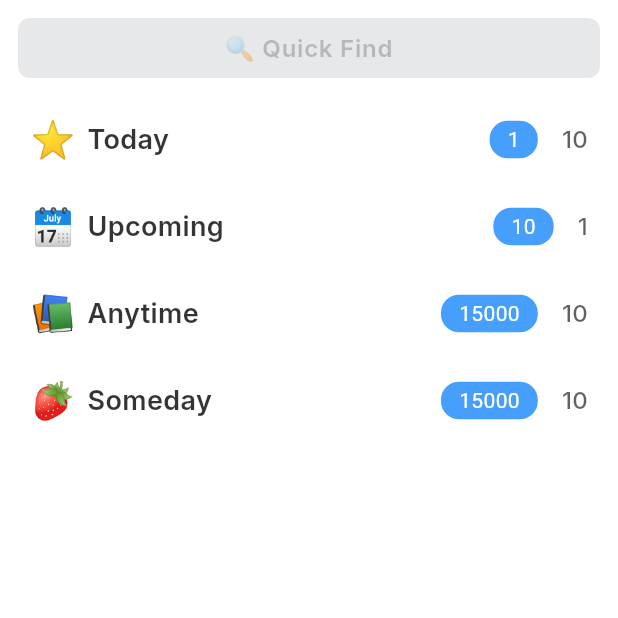
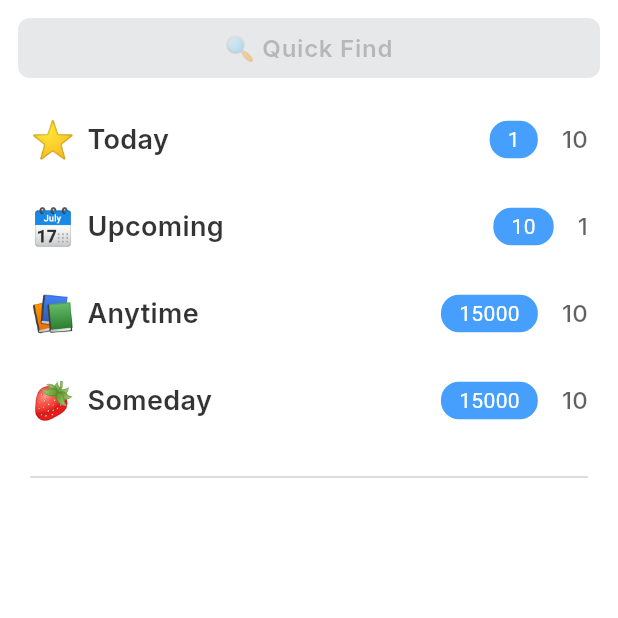
Before and after one commit to vaibhavchoursiya/thing_easy, a Flutter app: the screen it shows after launch, on a phone screen of 412 x 824 dp, the top half of it. Run offline on Flutter 3.47's test engine with Material 3 defaults, Android fonts, the light colour scheme and no system bars; our stand-ins replace cloud_firestore, firebase_auth, firebase_core, go_router, google_fonts; accounts and stored records are empty; generated files the repository leaves out were written again.

Commit message:
divider is added.

```diff
--- a/lib/widgets/head_label_column_widget.dart
+++ b/lib/widgets/head_label_column_widget.dart
@@ -1,4 +1,5 @@
 import 'package:flutter/material.dart';
+import 'package:thing_easy/utilites/app_theme.dart';
 import 'package:thing_easy/widgets/head_label_widget.dart' show HeadLabelWidget;
 
 class HeadLabelColumnWidget extends StatelessWidget {
@@ -32,6 +33,12 @@ class HeadLabelColumnWidget extends StatelessWidget {
           pendingTasks: 15000,
           numOfTask: 10,
         ),
+        const SizedBox(height: 14.0),
+        Divider(
+          indent: 20.0,
+          endIndent: 20.0,
+          color: AppTheme.dark.withValues(alpha: 0.2),
+        ),
       ],
     );
   }
```
